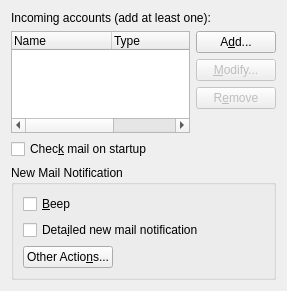
Qt form kmail/ui/accountspagereceivingtab.ui (chusopr/kdepim-ktimetracker-akonadi) before a commit.
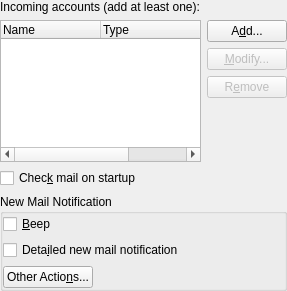
The same form after that commit. Custom widgets are drawn as their Qt base class.

The edit to the form file:
```diff
--- a/kmail/ui/accountspagereceivingtab.ui
+++ b/kmail/ui/accountspagereceivingtab.ui
@@ -149,6 +149,7 @@
    </item>
   </layout>
  </widget>
+ <layoutdefault spacing="6" margin="0"/>
  <customwidgets>
   <customwidget>
    <class>ListView</class>
```
